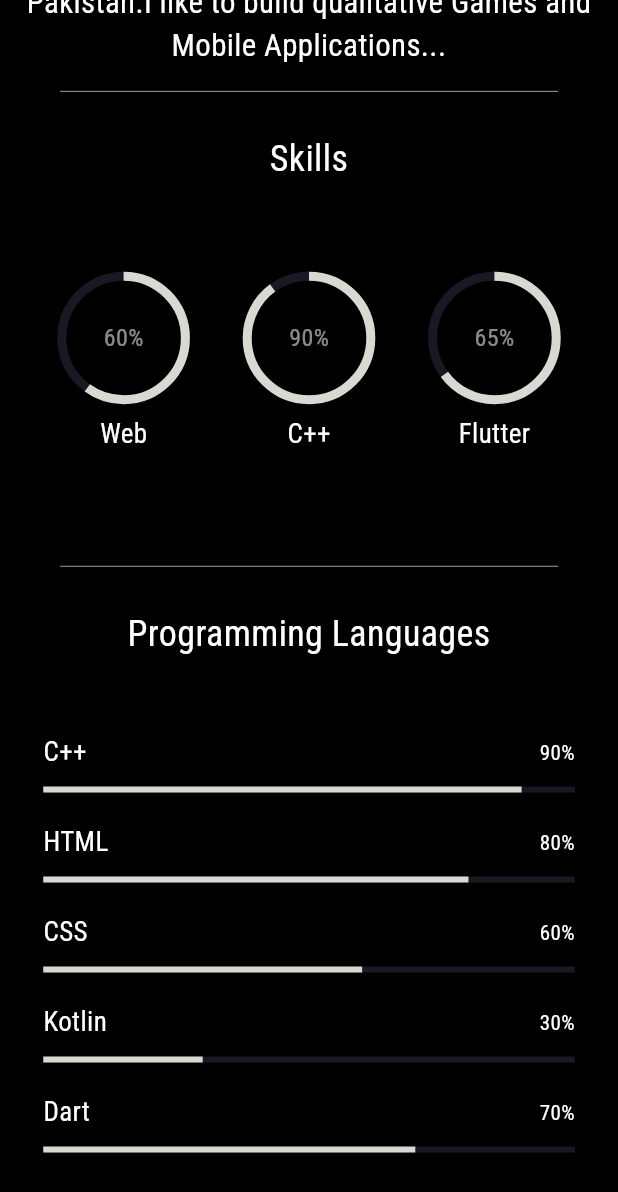
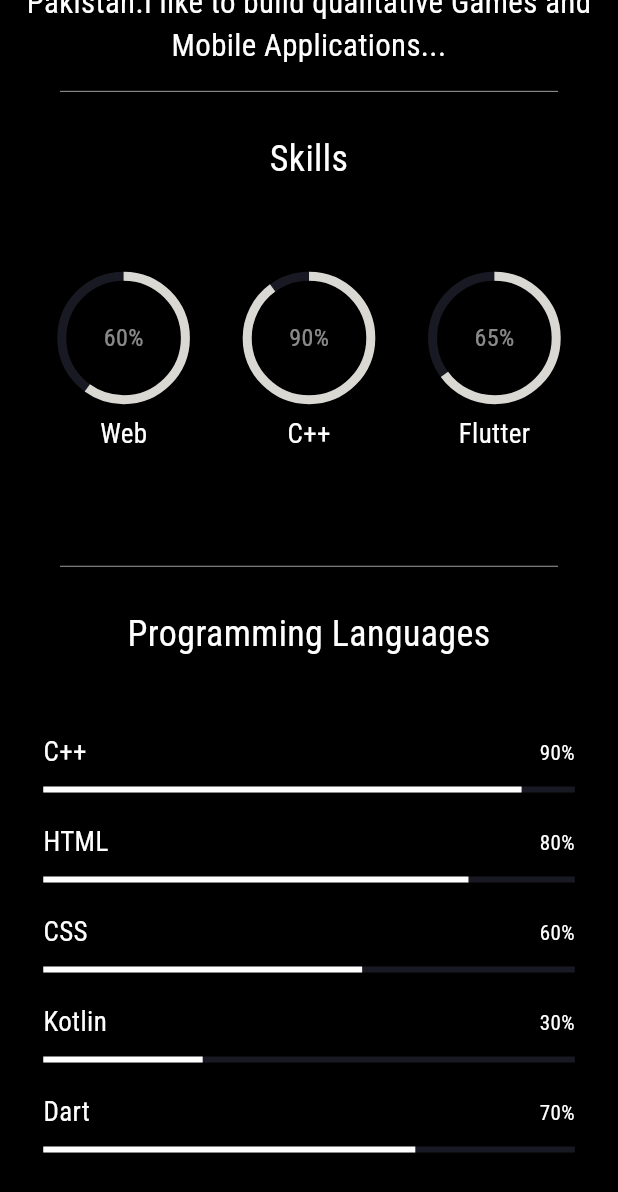
Before and after one commit to usmanjanjua1/Portfolio, a Flutter app: the screen it shows after launch, scrolled down 576 dp, on a phone screen of 412 x 824 dp. Shown: the top 1192 px of the screen. Run offline on Flutter 3.47's test engine with Material 2 defaults, Android fonts, the phone set to English and light mode, and no system bars; our stand-ins replace avatar_glow, carousel_slider, google_fonts, video_player; project files that could hold a hidden picture were left out.

Commit message:
final commit

```diff
--- a/lib/widgets/circular_progress.dart
+++ b/lib/widgets/circular_progress.dart
@@ -36,19 +36,19 @@ class AnimatedCircularProgressIndicator extends StatelessWidget {
                 Center(
                   child: Text(
                     (value * 100).toInt().toString() + "%",
-                    style: TextStyle(color: Colors.white54, fontSize: 16),
+                    style: const TextStyle(color: Colors.white54, fontSize: 16),
                   ),
                 ),
               ],
             ),
           ),
         ),
-        SizedBox(height: defaultPadding / 2),
+        const SizedBox(height: defaultPadding / 2),
         Text(
           label,
           maxLines: 1,
           overflow: TextOverflow.ellipsis,
-          style: TextStyle(color: Colors.white, fontSize: 18),
+          style: const TextStyle(color: Colors.white, fontSize: 18),
         ),
       ],
     );
@@ -89,6 +89,7 @@ class AnimatedLinearProgressIndicator extends StatelessWidget {
               value: value,
               color: primaryColor,
               backgroundColor: darkColor,
+              valueColor: const AlwaysStoppedAnimation<Color>(Colors.white),
             ),
           ],
         ),
```
